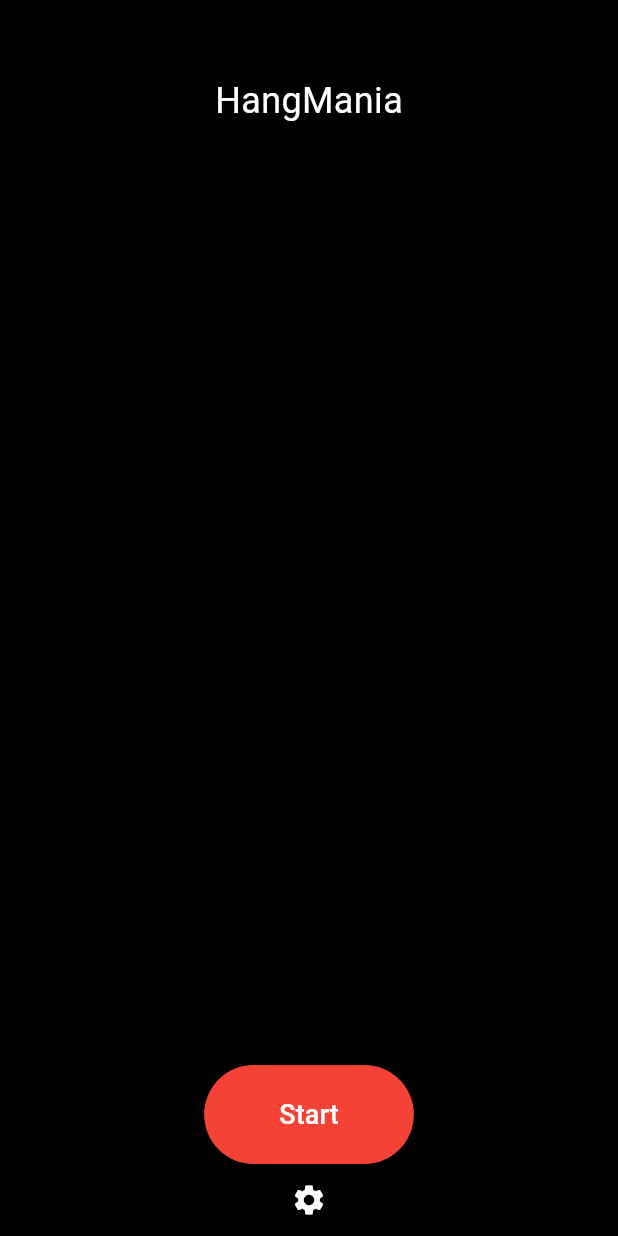
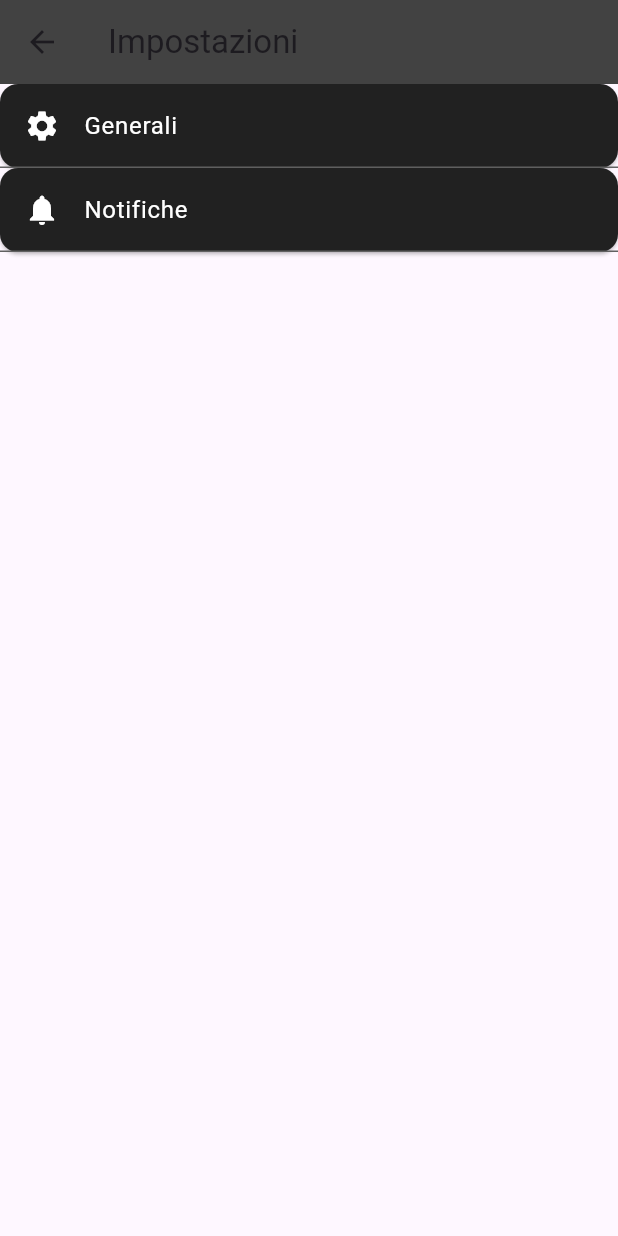
Before and after one commit to SpaceChips31/p_hangman, a Flutter app: the screen it shows after launch, after a tap on the "settings" icon, on a phone screen of 412 x 824 dp. Run offline on Flutter 3.47's test engine with Material 3 defaults, Android fonts, the phone set to English and light mode, and no system bars.

Commit message:
Updated screens.
Moved the MainScreen logic to its own file, created the SettingsScreen placeholder and the PlayScreen placeholder. Updated the launch config file to debug with Mobile/Edge.

```diff
--- a/lib/main.dart
+++ b/lib/main.dart
@@ -1,4 +1,7 @@
 import 'package:flutter/material.dart';
+import 'screens/main_screen.dart';
+import 'screens/settings_screen.dart';
+import 'screens/play_screen.dart';
 
 void main() {
   runApp(const MyApp());
@@ -9,67 +12,14 @@ class MyApp extends StatelessWidget {
 
   @override
   Widget build(BuildContext context) {
-    return const MaterialApp(
-      home: InitialScreen(),
+    return MaterialApp(
+      title: 'HangMania',
+      initialRoute: '/',
+      routes: {
+        '/': (context) => const MainScreen(),
+        '/settings': (context) => const SettingsScreen(),
+        '/play': (context) => const PlayScreen()
+      },
     );
   }
 }
-
-class InitialScreen extends StatelessWidget {
-  const InitialScreen({super.key});
-  @override
-  Widget build(BuildContext context) {
-    return Scaffold(
-      backgroundColor: Colors.black,
-      body: Center(
-        child: Column(
-          mainAxisAlignment: MainAxisAlignment.center,
-          children: <Widget>[
-            // Titolo in alto al centro
-            const Padding(
-              padding: EdgeInsets.only(top: 50.0),
-              child: Text(
-                'HangMania',
-                style: TextStyle(
-                  color: Colors.white,
-                  fontSize: 24.0,
-                ),
-              ),
-            ),
-            const Spacer(),
-            // Bottone Start al centro
-            ElevatedButton(
-              onPressed: () {
-                // Qui puoi aggiungere la logica per iniziare il gioco
-                //print('Start Button Pressed');
-              },
-              style: ElevatedButton.styleFrom(
-                backgroundColor: Colors.red,
-                padding: const EdgeInsets.symmetric(horizontal: 50, vertical: 20),
-              ),
-              child: const Text(
-                'Start',
-                style: TextStyle(
-                  color: Colors.white,
-                  fontSize: 18.0,
-                ),
-              ),
-            ),
-            // Icona dell'ingranaggio
-            Positioned(
-              top: 200.0, // Posiziona l'icona sopra il bottone Start
-              right: 50.0, // Allinea a destra rispetto al centro
-              child: IconButton(
-                icon: const Icon(Icons.settings, color: Colors.white),
-                onPressed: () {
-                  // Logica per aprire le impostazioni della partita
-                 // print('Settings Button Pressed');
-                },
-              ),
-            ),
-          ],
-        ),
-      ),
-    );
-  }
-}
--- /dev/null
+++ b/lib/screens/main_screen.dart
@@ -0,0 +1,60 @@
+import 'package:flutter/material.dart';
+
+class MainScreen extends StatelessWidget {
+  const MainScreen({super.key});
+
+  @override
+  Widget build(BuildContext context) {
+    return Scaffold(
+      backgroundColor: Colors.black,
+      body: Stack(
+        children: <Widget>[
+          Center(
+            child: Column(
+              mainAxisAlignment: MainAxisAlignment.start,
+              children: <Widget>[
+                const SizedBox(height: 75.0),
+                const Text(
+                  'HangMania',
+                  style: TextStyle(
+                    color: Colors.white,
+                    fontSize: 24.0,
+                  ),
+                ),
+                const SizedBox(height: 650.0),
+                ElevatedButton(
+                  onPressed: () {
+                    // Qui puoi aggiungere la logica per iniziare il gioco;
+                  },
+                  style: ElevatedButton.styleFrom(
+                    backgroundColor: Colors.red,
+                    padding: const EdgeInsets.symmetric(
+                        horizontal: 50, vertical: 20),
+                  ),
+                  child: const Text(
+                    'Start',
+                    style: TextStyle(
+                      color: Colors.white,
+                      fontSize: 18.0,
+                    ),
+                  ),
+                ),
+              ],
+            ),
+          ),
+          Positioned(
+            bottom: 20.0,
+            right: 20.0,
+            child: FloatingActionButton(
+              onPressed: () {
+                Navigator.pushNamed(context, '/settings');
+              },
+              backgroundColor: Colors.black,
+              child: const Icon(Icons.settings, color: Colors.blueGrey),
+            ),
+          ),
+        ],
+      ),
+    );
+  }
+}
--- /dev/null
+++ b/lib/screens/play_screen.dart
@@ -0,0 +1,10 @@
+import 'package:flutter/material.dart';
+
+class PlayScreen extends StatelessWidget {
+  const PlayScreen({super.key});
+
+  @override
+  Widget build(BuildContext context) {
+    return const Scaffold();
+  }
+}
--- /dev/null
+++ b/lib/screens/settings_screen.dart
@@ -0,0 +1,48 @@
+import 'package:flutter/material.dart';
+
+class SettingsScreen extends StatelessWidget {
+  const SettingsScreen({super.key});
+
+  @override
+  Widget build(BuildContext context) {
+    return Scaffold(
+      appBar: AppBar(
+        title: const Text('Impostazioni'),
+        backgroundColor: Colors.grey[800], // OneUI usa spesso colori scuri per l'AppBar
+      ),
+      body: ListView(
+        children: [
+          // Sezione per le impostazioni generali
+          Card(
+            color: Colors.grey[900], // Sfondo scuro per card
+            margin: EdgeInsets.zero,
+            child: ListTile(
+              leading: const Icon(Icons.settings, color: Colors.white),
+              title: const Text('Generali', style: TextStyle(color: Colors.white)),
+              onTap: () {
+                // Azione quando si clicca
+              },
+            ),
+          ),
+          Divider(height: 0, color: Colors.grey[700]),
+
+          // Sezione per le notifiche
+          Card(
+            color: Colors.grey[900],
+            margin: EdgeInsets.zero,
+            child: ListTile(
+              leading: const Icon(Icons.notifications, color: Colors.white),
+              title: const Text('Notifiche', style: TextStyle(color: Colors.white)),
+              onTap: () {
+                // Azione quando si clicca
+              },
+            ),
+          ),
+          Divider(height: 0, color: Colors.grey[700]),
+
+          // Altre impostazioni possono seguire questa struttura
+        ],
+      ),
+    );
+  }
+}
```
